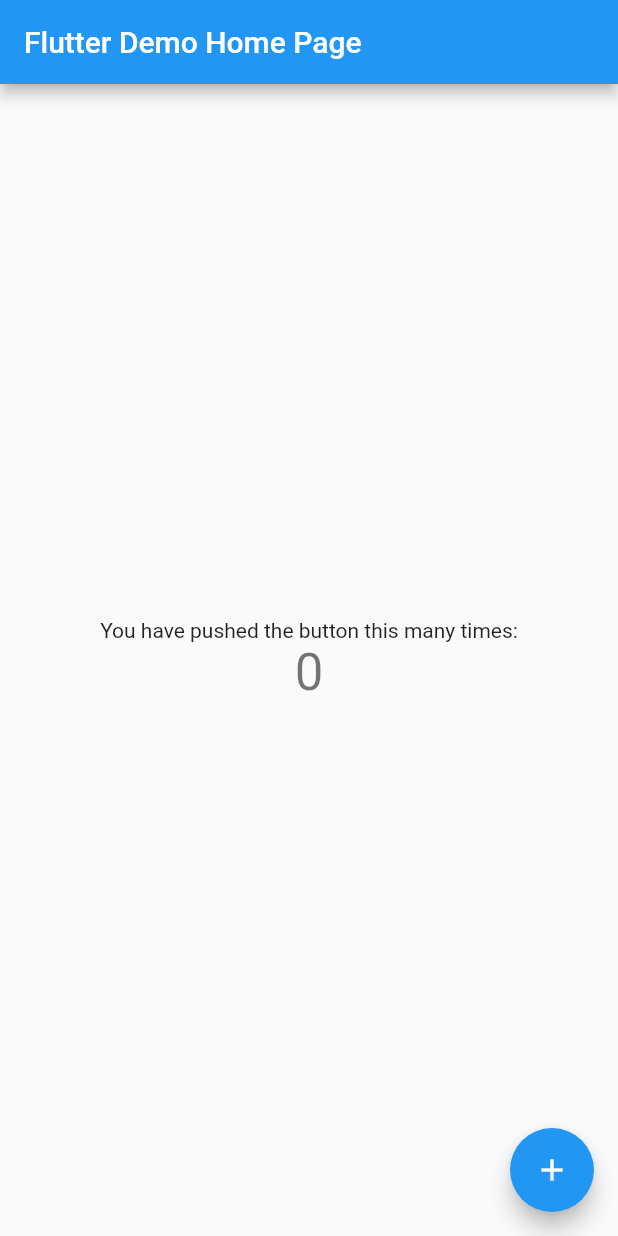
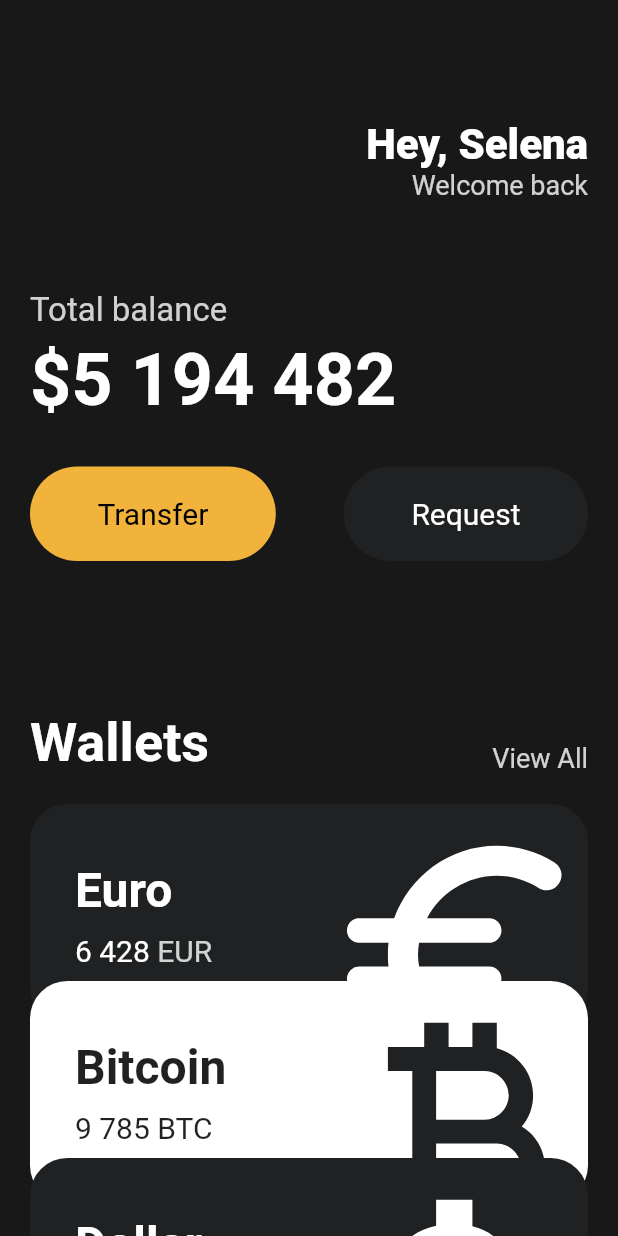
Before and after one commit to hhw12409/flutter-wallet-app, a Flutter app: the screen it shows after launch, on a phone screen of 412 x 824 dp. Run offline on Flutter 3.47's test engine with Material 2 defaults, Android fonts, the phone set to English and light mode, and no system bars.

Commit message:
Feat: change file

```diff
--- a/lib/main.dart
+++ b/lib/main.dart
@@ -1,115 +1,142 @@
 import 'package:flutter/material.dart';
+import 'package:wallet_app/widgets/button.dart';
+import 'package:wallet_app/widgets/currency_card.dart';
 
 void main() {
-  runApp(const MyApp());
+  runApp(App());
 }
 
-class MyApp extends StatelessWidget {
-  const MyApp({super.key});
-
-  // This widget is the root of your application.
+class App extends StatelessWidget {
   @override
   Widget build(BuildContext context) {
     return MaterialApp(
-      title: 'Flutter Demo',
-      theme: ThemeData(
-        // This is the theme of your application.
-        //
-        // Try running your application with "flutter run". You'll see the
-        // application has a blue toolbar. Then, without quitting the app, try
-        // changing the primarySwatch below to Colors.green and then invoke
-        // "hot reload" (press "r" in the console where you ran "flutter run",
-        // or simply save your changes to "hot reload" in a Flutter IDE).
-        // Notice that the counter didn't reset back to zero; the application
-        // is not restarted.
-        primarySwatch: Colors.blue,
+      home: Scaffold(
+        backgroundColor: const Color(0xFF181818),
+        body: SingleChildScrollView(
+          child: Padding(
+            padding: const EdgeInsets.symmetric(horizontal: 20),
+            child: Column(
+              crossAxisAlignment: CrossAxisAlignment.start,
+              children: [
+                const SizedBox(height: 80),
+                Row(
+                  mainAxisAlignment: MainAxisAlignment.end,
+                  children: [
+                    Column(
+                      crossAxisAlignment: CrossAxisAlignment.end,
+                      children: [
+                        const Text(
+                          'Hey, Selena',
+                          style: TextStyle(
+                            color: Colors.white,
+                            fontSize: 28,
+                            fontWeight: FontWeight.w800,
                           ),
-      home: const MyHomePage(title: 'Flutter Demo Home Page'),
-    );
-  }
-}
-
-class MyHomePage extends StatefulWidget {
-  const MyHomePage({super.key, required this.title});
-
-  // This widget is the home page of your application. It is stateful, meaning
-  // that it has a State object (defined below) that contains fields that affect
-  // how it looks.
-
-  // This class is the configuration for the state. It holds the values (in this
-  // case the title) provided by the parent (in this case the App widget) and
-  // used by the build method of the State. Fields in a Widget subclass are
-  // always marked "final".
-
-  final String title;
-
-  @override
-  State<MyHomePage> createState() => _MyHomePageState();
-}
-
-class _MyHomePageState extends State<MyHomePage> {
-  int _counter = 0;
-
-  void _incrementCounter() {
-    setState(() {
-      // This call to setState tells the Flutter framework that something has
-      // changed in this State, which causes it to rerun the build method below
-      // so that the display can reflect the updated values. If we changed
-      // _counter without calling setState(), then the build method would not be
-      // called again, and so nothing would appear to happen.
-      _counter++;
-    });
-  }
-
-  @override
-  Widget build(BuildContext context) {
-    // This method is rerun every time setState is called, for instance as done
-    // by the _incrementCounter method above.
-    //
-    // The Flutter framework has been optimized to make rerunning build methods
-    // fast, so that you can just rebuild anything that needs updating rather
-    // than having to individually change instances of widgets.
-    return Scaffold(
-      appBar: AppBar(
-        // Here we take the value from the MyHomePage object that was created by
-        // the App.build method, and use it to set our appbar title.
-        title: Text(widget.title),
-      ),
-      body: Center(
-        // Center is a layout widget. It takes a single child and positions it
-        // in the middle of the parent.
-        child: Column(
-          // Column is also a layout widget. It takes a list of children and
-          // arranges them vertically. By default, it sizes itself to fit its
-          // children horizontally, and tries to be as tall as its parent.
-          //
-          // Invoke "debug painting" (press "p" in the console, choose the
-          // "Toggle Debug Paint" action from the Flutter Inspector in Android
-          // Studio, or the "Toggle Debug Paint" command in Visual Studio Code)
-          // to see the wireframe for each widget.
-          //
-          // Column has various properties to control how it sizes itself and
-          // how it positions its children. Here we use mainAxisAlignment to
-          // center the children vertically; the main axis here is the vertical
-          // axis because Columns are vertical (the cross axis would be
-          // horizontal).
-          mainAxisAlignment: MainAxisAlignment.center,
-          children: <Widget>[
-            const Text(
-              'You have pushed the button this many times:',
                         ),
                         Text(
-              '$_counter',
-              style: Theme.of(context).textTheme.headline4,
+                          'Welcome back',
+                          style: TextStyle(
+                            color: Colors.white.withOpacity(0.8),
+                            fontSize: 18,
+                          ),
+                        ),
+                      ],
+                    )
+                  ],
+                ),
+                const SizedBox(
+                  height: 60,
+                ),
+                Text(
+                  'Total balance',
+                  style: TextStyle(
+                    fontSize: 22,
+                    color: Colors.white.withOpacity(0.8),
+                  ),
+                ),
+                const SizedBox(
+                  height: 5,
+                ),
+                const Text(
+                  '\$5 194 482',
+                  style: TextStyle(
+                    fontSize: 48,
+                    fontWeight: FontWeight.w600,
+                    color: Colors.white,
+                  ),
+                ),
+                const SizedBox(height: 30),
+                Row(
+                  mainAxisAlignment: MainAxisAlignment.spaceBetween,
+                  children: const [
+                    Button(
+                      text: "Transfer",
+                      bgColor: Color(0xFFf1B33B),
+                      textColor: Colors.black,
+                    ),
+                    Button(
+                      text: "Request",
+                      bgColor: Color(0xFF1F2123),
+                      textColor: Colors.white,
+                    ),
+                  ],
+                ),
+                const SizedBox(
+                  height: 100,
+                ),
+                Row(
+                  mainAxisAlignment: MainAxisAlignment.spaceBetween,
+                  crossAxisAlignment: CrossAxisAlignment.end,
+                  children: [
+                    const Text(
+                      'Wallets',
+                      style: TextStyle(
+                        color: Colors.white,
+                        fontSize: 36,
+                        fontWeight: FontWeight.w600,
+                      ),
+                    ),
+                    Text(
+                      'View All',
+                      style: TextStyle(
+                        color: Colors.white.withOpacity(0.8),
+                        fontSize: 18,
+                      ),
+                    ),
+                  ],
+                ),
+                const SizedBox(
+                  height: 20,
+                ),
+                const CurrencyCard(
+                  name: "Euro",
+                  code: "EUR",
+                  amount: "6 428",
+                  icon: Icons.euro_rounded,
+                  isInverted: false,
+                  order: 0,
+                ),
+                const CurrencyCard(
+                  name: "Bitcoin",
+                  code: "BTC",
+                  amount: "9 785",
+                  icon: Icons.currency_bitcoin,
+                  isInverted: true,
+                  order: 1,
+                ),
+                const CurrencyCard(
+                  name: "Dollar",
+                  code: "USD",
+                  amount: "428",
+                  icon: Icons.attach_money_outlined,
+                  isInverted: false,
+                  order: 2,
                 ),
               ],
             ),
           ),
-      floatingActionButton: FloatingActionButton(
-        onPressed: _incrementCounter,
-        tooltip: 'Increment',
-        child: const Icon(Icons.add),
-      ), // This trailing comma makes auto-formatting nicer for build methods.
+        ),
+      ),
     );
   }
 }
--- /dev/null
+++ b/lib/widgets/button.dart
@@ -0,0 +1,35 @@
+import 'package:flutter/material.dart';
+
+class Button extends StatelessWidget {
+  final String text;
+  final Color bgColor;
+  final Color textColor;
+
+  const Button({
+    required this.text,
+    required this.bgColor,
+    required this.textColor,
+  });
+  @override
+  Widget build(BuildContext context) {
+    return Container(
+      decoration: BoxDecoration(
+        color: bgColor,
+        borderRadius: BorderRadius.circular(45),
+      ),
+      child: Padding(
+        padding: const EdgeInsets.symmetric(
+          vertical: 20,
+          horizontal: 45,
+        ),
+        child: Text(
+          text,
+          style: TextStyle(
+            color: textColor,
+            fontSize: 20,
+          ),
+        ),
+      ),
+    );
+  }
+}
--- /dev/null
+++ b/lib/widgets/currency_card.dart
@@ -0,0 +1,89 @@
+import 'package:flutter/material.dart';
+
+class CurrencyCard extends StatelessWidget {
+  final String name, code, amount;
+  final IconData icon;
+  final bool isInverted;
+  final int order;
+
+  final _blackColor = const Color(0xFF1F2123);
+
+  const CurrencyCard({
+    required this.name,
+    required this.code,
+    required this.amount,
+    required this.icon,
+    required this.isInverted,
+    required this.order,
+  });
+
+  @override
+  Widget build(BuildContext context) {
+    return Transform.translate(
+      offset: Offset(0, order * -30),
+      child: Container(
+        clipBehavior: Clip.hardEdge,
+        decoration: BoxDecoration(
+          color: isInverted ? Colors.white : _blackColor,
+          borderRadius: BorderRadius.circular(25),
+        ),
+        child: Padding(
+          padding: const EdgeInsets.all(30),
+          child: Row(
+            mainAxisAlignment: MainAxisAlignment.spaceBetween,
+            children: [
+              Column(
+                crossAxisAlignment: CrossAxisAlignment.start,
+                children: [
+                  Text(
+                    name,
+                    style: TextStyle(
+                      color: isInverted ? _blackColor : Colors.white,
+                      fontSize: 32,
+                      fontWeight: FontWeight.w600,
+                    ),
+                  ),
+                  const SizedBox(
+                    height: 10,
+                  ),
+                  Row(
+                    children: [
+                      Text(
+                        amount,
+                        style: TextStyle(
+                          color: isInverted ? _blackColor : Colors.white,
+                          fontSize: 20,
+                        ),
+                      ),
+                      const SizedBox(width: 5),
+                      Text(
+                        code,
+                        style: TextStyle(
+                          color: isInverted
+                              ? _blackColor
+                              : Colors.white.withOpacity(0.8),
+                          fontSize: 20,
+                        ),
+                      ),
+                    ],
+                  ),
+                ],
+              ),
+              Transform.scale(
+                scale: 2.2,
+                child: Transform.translate(
+                  offset: const Offset(-5, 12),
+                  child: Icon(
+                    icon,
+                    color: isInverted ? _blackColor : Colors.white,
+                    size: 88,
+                  ),
+                ),
+              )
+            ],
+          ),
+        ),
+      ),
+    );
+  }
+}
```
Also changed, not shown: 2 other files. Lines whose indentation alone changed are shown as unchanged.
